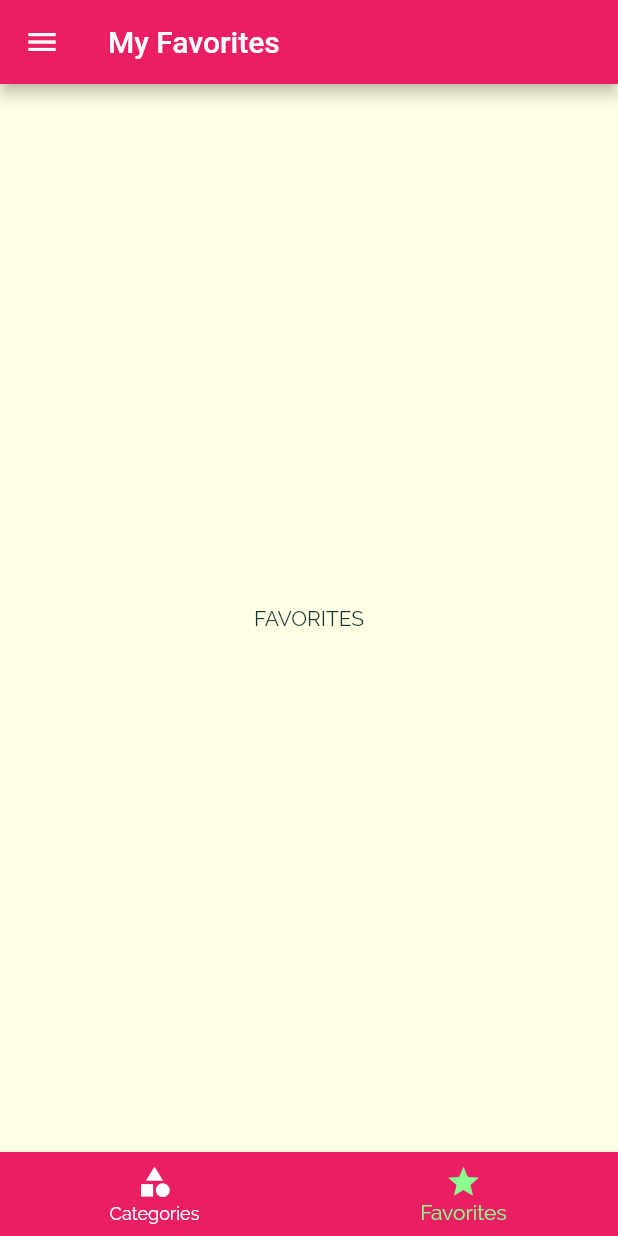
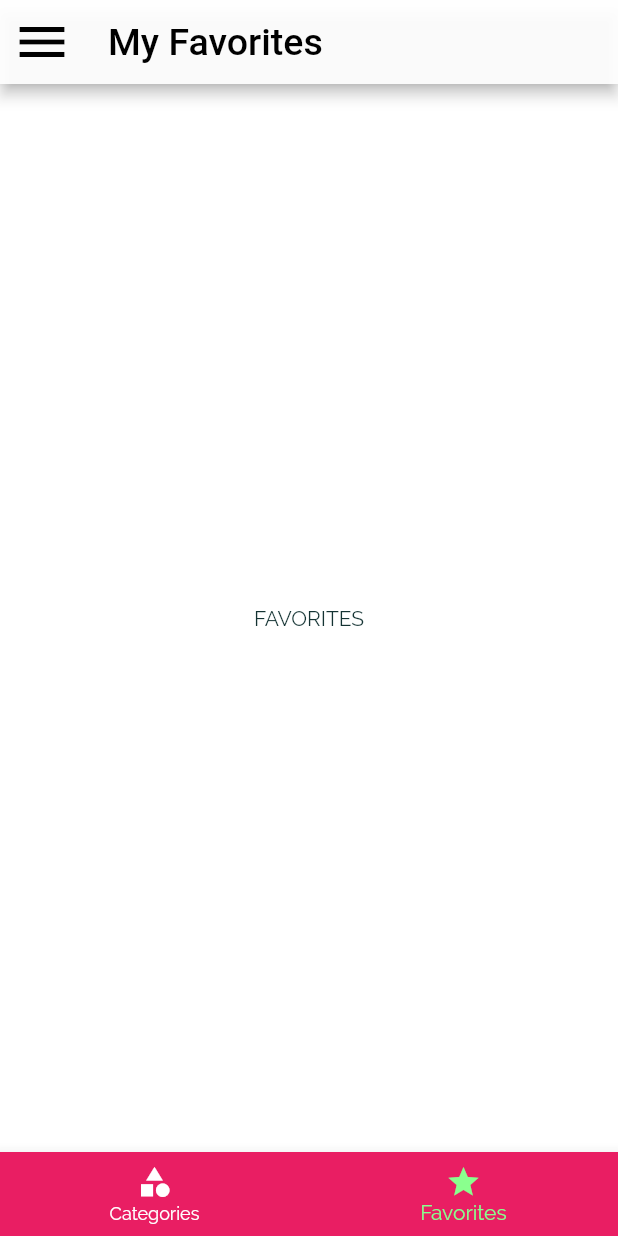
Before and after one commit to Ibrahim-Lokman/meals_app, a Flutter app: the screen it shows after launch, item 2 of the bottom bar chosen, on a phone screen of 412 x 824 dp. Run offline on Flutter 3.47's test engine with Material 2 defaults, Android fonts, the phone set to English and light mode, and no system bars.

Commit message:
Customised Meal App

```diff
--- a/meals_app/lib/Screens/tabs_screen.dart
+++ b/meals_app/lib/Screens/tabs_screen.dart
@@ -1,6 +1,4 @@
 import 'package:flutter/material.dart';
-import 'package:flutter/src/widgets/container.dart';
-import 'package:flutter/src/widgets/framework.dart';
 import 'package:meals_app/Screens/categories_screen.dart';
 import 'package:meals_app/Screens/favorites_screen.dart';
 import 'package:meals_app/Widgets/main_drawer.dart';
@@ -9,8 +7,10 @@ import '../Models/meal.dart';
 
 class TabScreen extends StatefulWidget {
 
+
   final List<Meal> favoriteMeals;
 
+  //initially blank favoriteMeals list is passed by main.dart
   TabScreen(this.favoriteMeals);
 
   @override
@@ -18,7 +18,6 @@ class TabScreen extends StatefulWidget {
 }
 
 class _TabScreenState extends State<TabScreen> {
-
 
   List<Map<String, Object>> _pages = [];
   int _selectedPageIndex = 0;
@@ -28,11 +27,11 @@ class _TabScreenState extends State<TabScreen> {
   void initState(){
    _pages = [
    {
-    'page': CategoriesScreen() as Widget,
+    'page': CategoriesScreen(),
     'title': 'Categories',
     },
    {
-    'page': FavoritesScreen(widget.favoriteMeals) as Widget,
+    'page': FavoritesScreen(widget.favoriteMeals),
     'title': 'My Favorites',
     },
   ];
@@ -49,14 +48,28 @@ class _TabScreenState extends State<TabScreen> {
 
   @override
   Widget build(BuildContext context) {
+  //  print(_selectedPageIndex);
     return Scaffold(
         appBar: AppBar(
-          title: Text(_pages[_selectedPageIndex]['title'] as String),
+
+          iconTheme: IconThemeData(color: Color.fromARGB(255, 0, 0, 0), size: 40),
+          backgroundColor: Color.fromARGB(235, 255, 255, 255),
+          title: Text(
+            _pages[_selectedPageIndex]['title'] as String,
+            style: TextStyle(
+              fontSize: 25,
+              color: Color.fromARGB(255, 0, 0, 0),
+            ),
+            ),
          ),
-          drawer: MainDrawer(),
+
+          drawer: MainDrawer(
+          ),
+
           body: _pages[_selectedPageIndex]['page'] as Widget,
           bottomNavigationBar: BottomNavigationBar(
-            onTap : _selectPage,
+
+            onTap : _selectPage, //index of the selected page is passed
             backgroundColor:Theme.of(context).primaryColor,
             unselectedItemColor: Colors.white,
             selectedItemColor: Color.fromARGB(255, 138, 255, 142),
--- a/meals_app/lib/Widgets/main_drawer.dart
+++ b/meals_app/lib/Widgets/main_drawer.dart
@@ -10,6 +10,7 @@ class MainDrawer extends StatelessWidget {
             leading: Icon(
               icon,
               size: 26,
+              color: Color.fromARGB(255, 255, 0, 0),
             ),
             title: Text(
               title,
--- a/meals_app/lib/main.dart
+++ b/meals_app/lib/main.dart
@@ -18,20 +18,28 @@ class MyApp extends StatefulWidget {
 
 class _MyAppState extends State<MyApp> {
 
+
+  //Things to control in filter option
+
   Map<String, bool> _filters = {
     'gluten' : false,
     'lactose' : false,
     'vegetarian' : false,
   };
 
+  //Imported fron dummy_dart.dart file
   List<Meal> _availableMeals = DUMMY_MEALS;
+
+  // This list will be filled up when we will select any meal as favorite
   List<Meal> _favoriteMeals = [];
+
+
 
   void _setFilters(Map<String, bool> filterData){
     setState(() {
       _filters = filterData;
       _availableMeals = DUMMY_MEALS.where((meal){
-        if(_filters['gluten']! && !meal.isGlutenFree){
+        if( _filters['gluten']! && !meal.isGlutenFree){
           return false;
         }
          if(_filters['lactose']! && !meal.isLactoseFree){
@@ -80,7 +88,7 @@ class _MyAppState extends State<MyApp> {
       theme: ThemeData(
         primarySwatch: Colors.pink,
         accentColor: Colors.blue,
-        canvasColor: Color.fromRGBO(255, 254, 229, 1),
+        canvasColor: Color.fromRGBO(255, 255, 255, 1),
         fontFamily: 'Raleway',
         textTheme: ThemeData.light().textTheme.copyWith(
           bodyText1 : TextStyle(
@@ -98,7 +106,10 @@ class _MyAppState extends State<MyApp> {
      // home: CategoriesScreen(),
       initialRoute: '/',
       routes: {
+
+        //initially there is no favorite meals
         '/' :(context) => TabScreen(_favoriteMeals),
+
         CategoryMealsScreen.routeName : (context) => CategoryMealsScreen(_availableMeals),
         MealDetailsScreen.routeName : (context) => MealDetailsScreen(_toggleFavorite, _isMealFavorite),
         FiltersScreen.routeName: (context) => FiltersScreen(_filters, _setFilters),
```
Also changed, not shown: meals_app/lib/Screens/categories_screen.dart (+13 -4 lines), meals_app/lib/Widgets/category_item.dart (+63 -8 lines), meals_app/lib/dummy_data.dart (+7 -7 lines).
